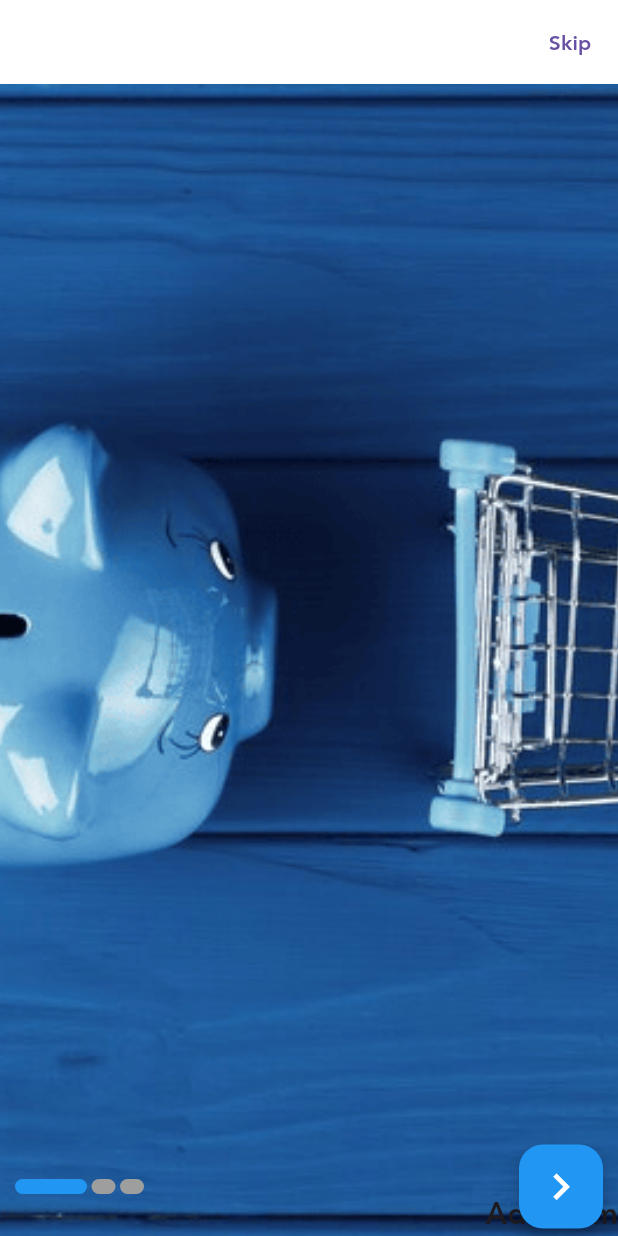
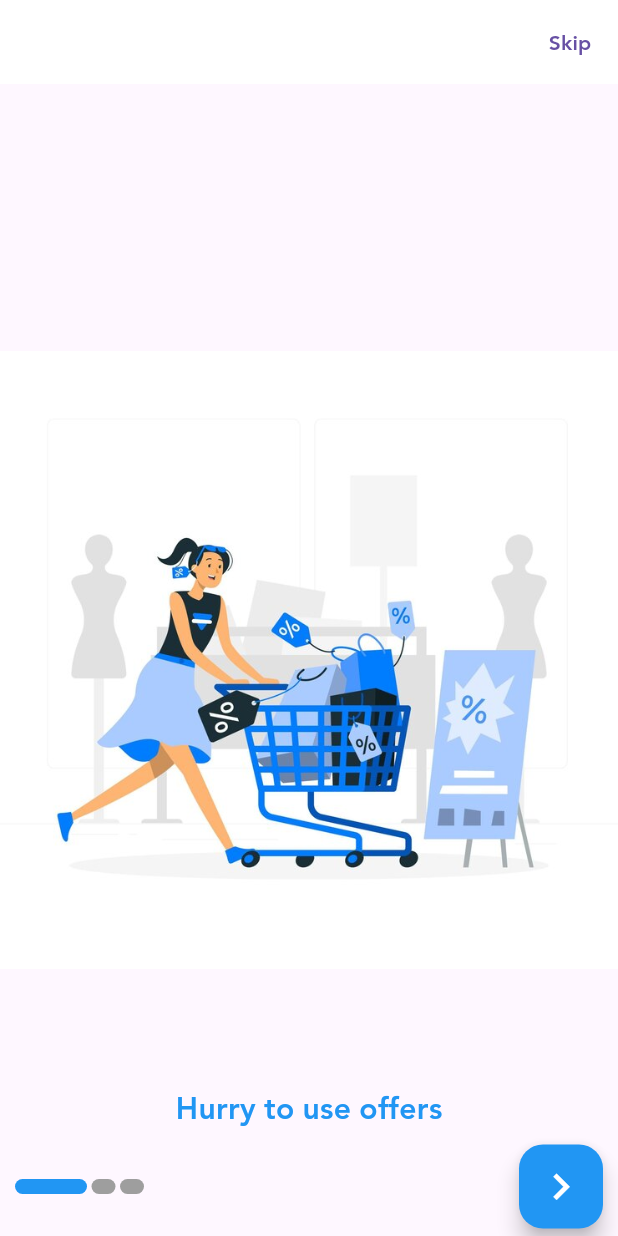
Before and after one commit to tamerkamel010/shop_app, a Flutter app: the screen it shows after launch, on a phone screen of 412 x 824 dp. Run offline on Flutter 3.47's test engine with Material 3 defaults, Android fonts, the phone set to English and light mode, and no system bars; drawn by our look-alikes of smooth_page_indicator; our stand-ins replace bloc, cached_network_image, carousel_slider, conditional_builder_null_safety, curved_navigation_bar, dio and 4 more; accounts and stored records are empty.

Commit message:
5/2/2023 "changes in onboard_screen.dart"

```diff
--- a/lib/Components_Consts/components.dart
+++ b/lib/Components_Consts/components.dart
@@ -1,15 +1,20 @@
 import 'package:flutter/material.dart';
-Widget onBoardItem({required String image, required String text}) =>
-    Container(
+
+Widget onBoardItem({required String image, required String text}) => Container(
       decoration: BoxDecoration(
-        image: DecorationImage(image: AssetImage(image),fit: BoxFit.cover)
-      ),
+          image:
+              DecorationImage(image: AssetImage(image), fit: BoxFit.contain)),
       child: Stack(
-        alignment: Alignment.bottomRight,
+        alignment: Alignment.bottomCenter,
         children: [
-          Text(
-            text,
-            style: const TextStyle(fontWeight: FontWeight.bold, fontSize: 20,fontFamily: "janna")
+          Padding(
+            padding: const EdgeInsets.symmetric(vertical: 70, horizontal: 20),
+            child: Text(text,
+                style: const TextStyle(
+                    fontWeight: FontWeight.bold,
+                    fontSize: 20,
+                    color: Colors.blue,
+                    fontFamily: "janna")),
           )
         ],
       ),
@@ -24,5 +29,4 @@ void navigateAndDelete(context, Widget widget) {
       (route) => false);
 }
 
-
 ///return type in on pressed and Method must be identical.
--- a/lib/modules/onboard_screens/onboard_screen.dart
+++ b/lib/modules/onboard_screens/onboard_screen.dart
@@ -7,9 +7,9 @@ import '../login/view/login_screen.dart';
 
 class OnBoardScreen extends StatelessWidget {
   List<Widget> onBoardList =[
-    onBoardItem(image: "lib/assets/images/save_money.png",text: 'Add item'),
-    onBoardItem(image: "lib/assets/images/delivery.png",text: 'Delivery anywhere'),
-    onBoardItem(image: "lib/assets/images/order_now.png",text: 'Shop Now'),
+    onBoardItem(image: "lib/assets/images/save_money.png",text: 'Hurry to use offers'),
+    onBoardItem(image: "lib/assets/images/delivery.png",text: 'Delivery to anywhere'),
+    onBoardItem(image: "lib/assets/images/order_now.png",text: 'Order Now'),
   ];
   PageController pageVCont = PageController();
   bool isLast = false;
```
Also changed, not shown: lib/assets/images/delivery.png, lib/assets/images/order_now.png, lib/assets/images/save_money.png.
